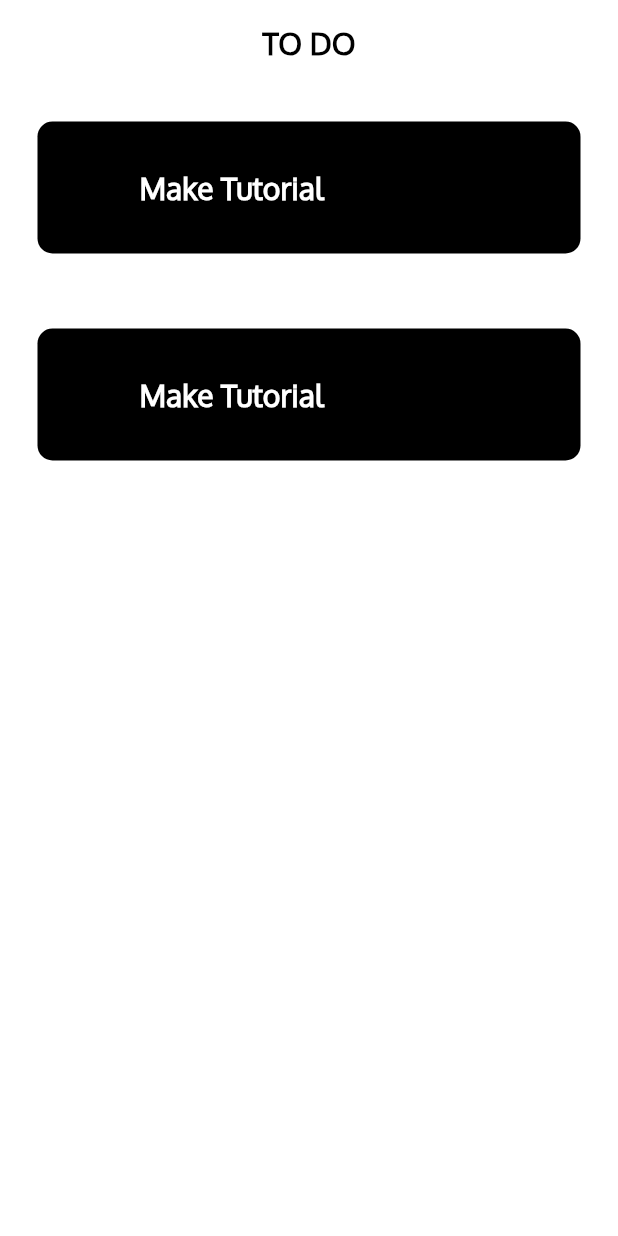
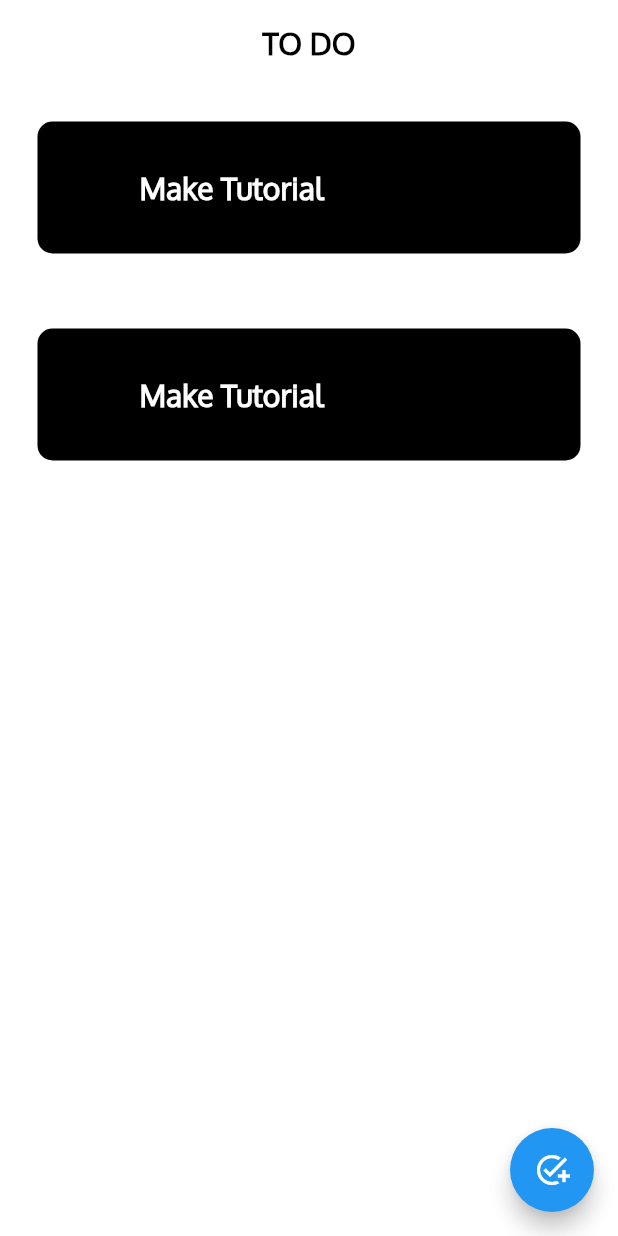
Before and after one commit to Ftgeorge/to_do_list-powered-by-septre, a Flutter app: the screen it shows after launch, on a phone screen of 412 x 824 dp. Run offline on Flutter 3.47's test engine with Material 2 defaults, Android fonts, the phone set to English and light mode, and no system bars.

Commit message:
Creating the add button

```diff
--- a/lib/components/todo_tile.dart
+++ b/lib/components/todo_tile.dart
@@ -28,6 +28,9 @@ class TodoTile extends StatelessWidget {
                 fontFamily: 'Oxygen',
                 color: Colors.white,
                 fontWeight: FontWeight.bold,
+                decoration: Completedtask
+                    ? TextDecoration.lineThrough
+                    : TextDecoration.none,
               ),
             ),
           ],
--- a/lib/mainscreen.dart
+++ b/lib/mainscreen.dart
@@ -27,8 +27,8 @@ class _MainscreenState extends State<Mainscreen> {
       backgroundColor: Colors.white54,
       appBar: AppBar(
         backgroundColor: Colors.white,
-        title: Center(
-          child: const Text(
+        title: const Center(
+          child: Text(
             'TO DO',
             style: TextStyle(
               fontSize: 20,
@@ -39,6 +39,10 @@ class _MainscreenState extends State<Mainscreen> {
           ),
         ),
         elevation: 0,
+      ),
+      floatingActionButton: FloatingActionButton(
+        onPressed: () {},
+        child: const Icon(Icons.add_task_outlined),
       ),
       body: ListView.builder(
         itemCount: ToDoList.length,
```
